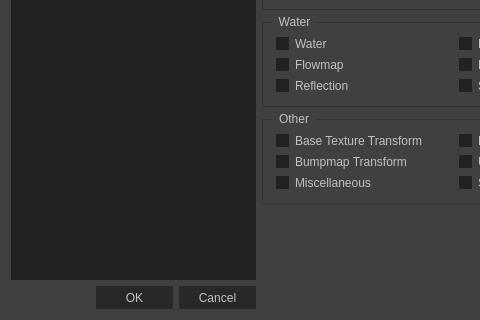
Qt form ui/editshaderdialog.ui (Dima-369/VMT-Editor) before a commit; both pictures show x 0 to 480 and y 197 to 517 of the 660 by 517 pixel window.
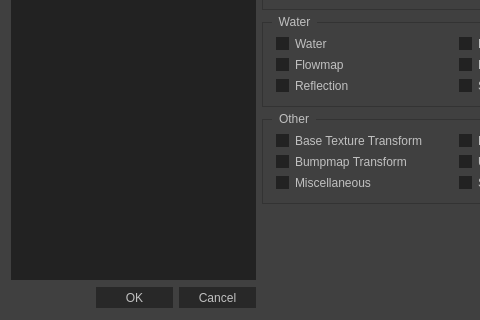
The same form after that commit. Icons and pictures are not drawn.

The edit to the form file:
```diff
--- a/ui/editshaderdialog.ui
+++ b/ui/editshaderdialog.ui
@@ -409,9 +409,9 @@
     border-width: 1px;
     border-color: #282828;
     border-style: solid;
-    padding-top: 5px;
+    padding-top: 3px;
 	min-width: 65px;
-    padding-bottom: 5px;
+    padding-bottom: 2px;
     padding-left: 5px;
     padding-right: 5px;
    
@@ -423,8 +423,8 @@
     border-width: 1px;
     border-color: #505050;
     border-style: solid;
-    padding-top: 5px;
-    padding-bottom: 5px;
+    padding-top: 3px;
+    padding-bottom: 2px;
 	min-width: 65px;
     padding-left: 5px;
     padding-right: 5px;
@@ -443,6 +443,13 @@
 	border-color: #151515
 }
 
+QPushButton:pressed
+{
+    background-color: #333;
+	border-color: #333;
+	border-width: 1px;
+}
+
 QComboBox
 {
     selection-background-color: #222;
@@ -516,11 +523,6 @@
     image: url(:/images/qss/gopen.png);
 }
 
-QPushButton:pressed
-{
-    background-color: #111;
-}
-
 /* Spinboxes */
 
 QAbstractSpinBox {
```
Left out of the diff: 15 changed lines with no effect on the pictures.
